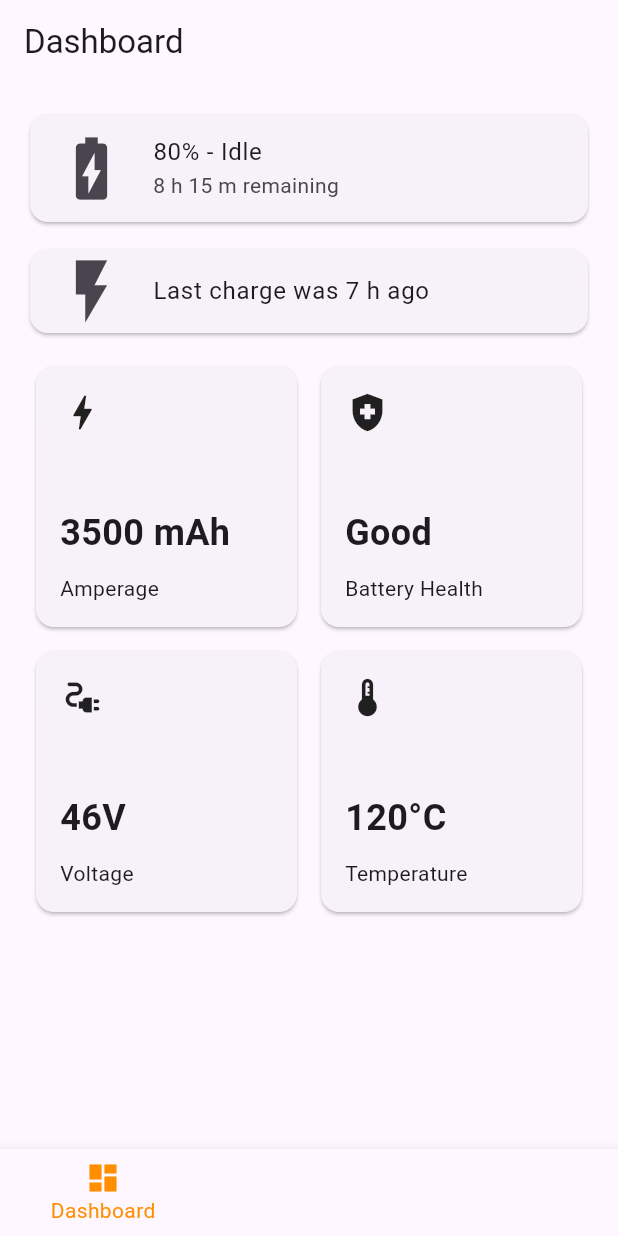
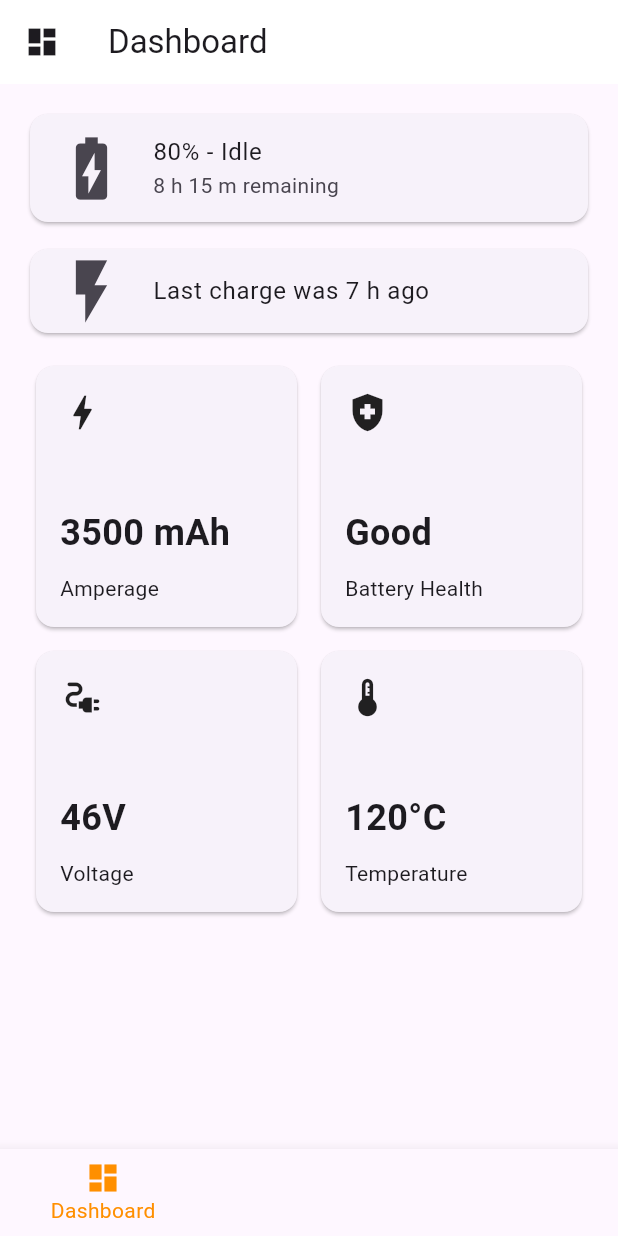
Before and after one commit to kurniawanArthur/bms, a Flutter app: the Dashboard screen opened directly, on a phone screen of 412 x 824 dp. Run offline on Flutter 3.47's test engine with Material 3 defaults, Android fonts, the phone set to English and light mode, and no system bars; our stand-ins replace flutter_blue, get, permission_handler, shared_preferences; accounts and stored records are empty.

Commit message:
done bang

```diff
--- a/lib/pages/dashboard.dart
+++ b/lib/pages/dashboard.dart
@@ -28,13 +28,29 @@ class _DashboardState extends State<Dashboard> {
   Widget build(BuildContext context) {
     return Scaffold(
        appBar: AppBar(
-        title: Text(_selectedIndex == 0
+        backgroundColor: Colors.white,
+        elevation: 0,
+        leading: IconButton(
+          icon: Icon(
+            _selectedIndex == 0
+                ? Icons.dashboard
+                : _selectedIndex == 1
+                    ? Icons.tune
+                    : _selectedIndex == 2
+                        ? Icons.show_chart
+                        : Icons.menu,
+          ),
+          onPressed: () {},
+        ),
+        title: Text(
+          _selectedIndex == 0
               ? 'Dashboard'
               : _selectedIndex == 1
                   ? 'Tuning'
                   : _selectedIndex == 2
                       ? 'Statistics'
-                    : 'Menu'),
+                      : 'Menu',
+        ),
       ),
       body: Center(
         child: _widgetOptions.elementAt(_selectedIndex),
```
Also changed, not shown: lib/main.dart (+90 -1 lines), lib/pages/statistics.dart (+0 -12 lines), lib/utility/ble_controller.dart (added, +38 -0 lines). Lines whose indentation alone changed are shown as unchanged.
